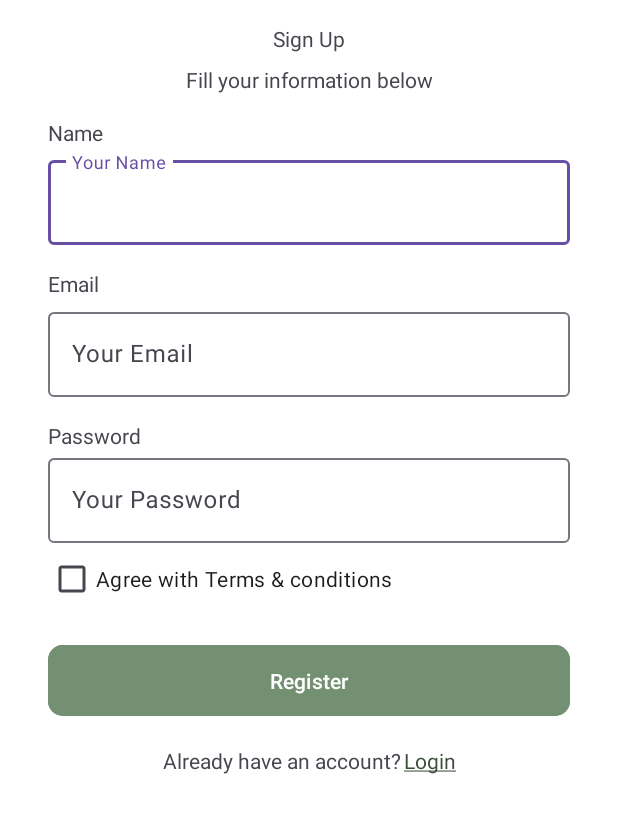
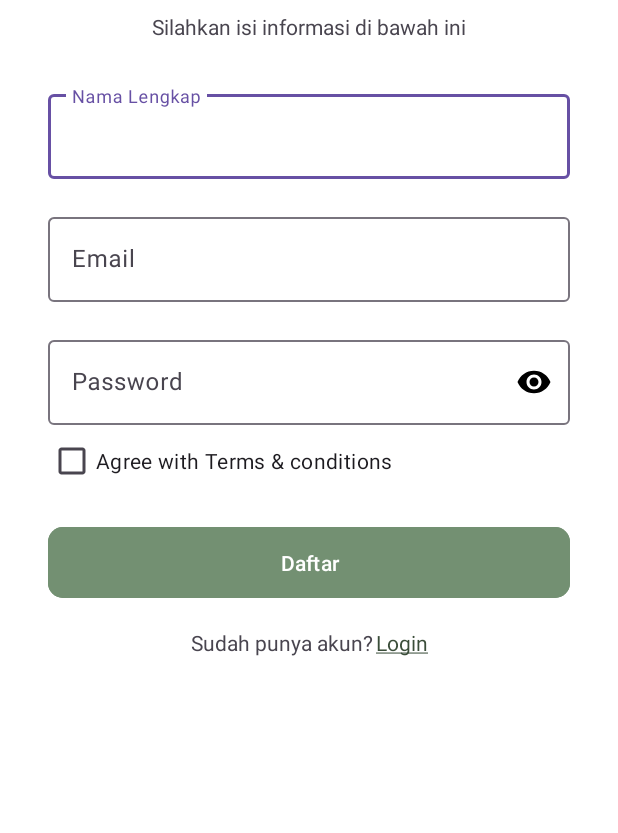
Before and after one commit to Hilda003/LoomiApp, an Android app: the screen it shows after launch (RegisterActivity), on a phone screen of 412 x 824 dp, the part 237-1070 px from its top. Run offline under Robolectric (Android 15) with nearby library versions, the phone set to English and light mode, and no system bars; our stand-ins replace Firebase (no records; nobody signed in at launch, a user with empty details on screens opened directly).

Commit message:
implementation login, register, progressbar, and update UI.

```diff
--- a/app/src/main/AndroidManifest.xml
+++ b/app/src/main/AndroidManifest.xml
@@ -12,7 +12,8 @@
         android:label="@string/app_name"
         android:roundIcon="@mipmap/ic_launcher_round"
         android:supportsRtl="true"
-        android:theme="@style/Theme.Loomi">
+        android:theme="@style/Theme.Loomi"
+        tools:targetApi="33">
         <activity
             android:name=".ui.auth.LoginActivity"
             android:exported="false" />
--- a/app/src/main/java/com/example/loomi/MainActivity.kt
+++ b/app/src/main/java/com/example/loomi/MainActivity.kt
@@ -1,4 +1,5 @@
 package com.example.loomi
+
 
 import android.os.Bundle
 import androidx.activity.enableEdgeToEdge
@@ -12,9 +13,12 @@ import com.example.loomi.ui.profile.ProfileFragment
 import com.example.loomi.ui.course.FragmentCourse
 import com.example.loomi.ui.home.HomeFragment
 
+
+
 class MainActivity : AppCompatActivity() {
     private lateinit var binding : ActivityMainBinding
     private lateinit var fragmentManager: FragmentManager
+
 
     override fun onCreate(savedInstanceState: Bundle?) {
         super.onCreate(savedInstanceState)
--- a/app/src/main/java/com/example/loomi/ui/auth/LoginViewModel.kt
+++ b/app/src/main/java/com/example/loomi/ui/auth/LoginViewModel.kt
@@ -1,3 +1,35 @@
 package com.example.loomi.ui.auth
 
-class LoginViewModel
+
+
+import androidx.lifecycle.LiveData
+import androidx.lifecycle.MutableLiveData
+import androidx.lifecycle.ViewModel
+import com.example.loomi.utils.State
+import com.google.firebase.auth.FirebaseAuth
+
+
+class LoginViewModel : ViewModel() {
+    private val auth: FirebaseAuth = FirebaseAuth.getInstance()
+
+    private val _loginState = MutableLiveData<State<String>>()
+    val loginState: LiveData<State<String>> = _loginState
+
+    fun loginUser(email: String, password: String) {
+        if (email.isEmpty() || password.isEmpty()) {
+            _loginState.value = State.Error("Please enter email and password")
+            return
+        }
+
+        _loginState.value = State.Loading
+
+        auth.signInWithEmailAndPassword(email, password)
+            .addOnCompleteListener { task ->
+                if (task.isSuccessful) {
+                    _loginState.value = State.Success("Login successful!")
+                } else {
+                    _loginState.value = State.Error(task.exception?.message ?: "Login failed")
+                }
+            }
+    }
+}
--- a/app/src/main/java/com/example/loomi/ui/splashscreen/SplashScreenActivity.kt
+++ b/app/src/main/java/com/example/loomi/ui/splashscreen/SplashScreenActivity.kt
@@ -10,13 +10,17 @@ import androidx.activity.enableEdgeToEdge
 import androidx.appcompat.app.AppCompatActivity
 import androidx.core.view.ViewCompat
 import androidx.core.view.WindowInsetsCompat
+import com.example.loomi.MainActivity
 import com.example.loomi.R
 import com.example.loomi.databinding.ActivitySplashScreenBinding
+import com.example.loomi.ui.auth.LoginActivity
 import com.example.loomi.ui.auth.RegisterActivity
+import com.google.firebase.auth.FirebaseAuth
 
 @SuppressLint("CustomSplashScreen")
 class SplashScreenActivity : AppCompatActivity() {
     private lateinit var binding: ActivitySplashScreenBinding
+    private val auth = FirebaseAuth.getInstance()
     override fun onCreate(savedInstanceState: Bundle?) {
         super.onCreate(savedInstanceState)
         enableEdgeToEdge()
@@ -38,5 +42,13 @@ class SplashScreenActivity : AppCompatActivity() {
             finish()
 
         }, 3000)
+
+        val user = auth.currentUser
+        if (user != null) {
+            startActivity(Intent(this, MainActivity::class.java))
+        } else {
+            startActivity(Intent(this, LoginActivity::class.java))
+        }
+        finish()
     }
-}
+    }
--- a/app/src/main/res/layout/activity_register.xml
+++ b/app/src/main/res/layout/activity_register.xml
@@ -9,116 +9,83 @@
     android:background="@color/white"
     tools:context=".ui.auth.RegisterActivity">
 
-
     <ImageView
         android:id="@+id/logo"
         android:layout_width="wrap_content"
         android:layout_height="wrap_content"
         android:layout_marginTop="62dp"
+        android:contentDescription="@string/logo"
         app:layout_constraintEnd_toEndOf="parent"
         app:layout_constraintStart_toStartOf="parent"
         app:layout_constraintTop_toTopOf="parent"
         app:srcCompat="@drawable/ic_logo" />
 
     <TextView
-        android:id="@+id/textView"
-        android:layout_width="wrap_content"
-        android:layout_height="wrap_content"
-        android:layout_marginTop="16dp"
-        android:text="Sign Up"
-        app:layout_constraintEnd_toEndOf="parent"
-        app:layout_constraintStart_toStartOf="parent"
-        app:layout_constraintTop_toBottomOf="@+id/logo" />
-
-    <TextView
         android:id="@+id/textView2"
         android:layout_width="wrap_content"
         android:layout_height="wrap_content"
         android:layout_marginTop="8dp"
-        android:text="Fill your information below"
+        android:text="@string/fill_your_information_below"
         app:layout_constraintEnd_toEndOf="parent"
         app:layout_constraintStart_toStartOf="parent"
-        app:layout_constraintTop_toBottomOf="@+id/textView" />
-
-    <TextView
-        android:id="@+id/textView3"
-        android:layout_width="wrap_content"
-        android:layout_height="wrap_content"
-        android:layout_marginStart="32dp"
-        android:layout_marginTop="16dp"
-        android:text="Name"
-        app:layout_constraintStart_toStartOf="parent"
-        app:layout_constraintTop_toBottomOf="@+id/textView2" />
+        app:layout_constraintTop_toBottomOf="@+id/logo" />
 
     <com.google.android.material.textfield.TextInputLayout
         android:id="@+id/textInputLayout"
         android:layout_width="match_parent"
         android:layout_height="wrap_content"
         android:layout_marginStart="32dp"
-        android:layout_marginTop="3dp"
+        android:layout_marginTop="30dp"
         android:layout_marginEnd="32dp"
         app:layout_constraintEnd_toEndOf="parent"
         app:layout_constraintStart_toStartOf="parent"
-        app:layout_constraintTop_toBottomOf="@+id/textView3">
+        app:layout_constraintTop_toBottomOf="@+id/textView2">
 
         <com.google.android.material.textfield.TextInputEditText
             android:layout_width="match_parent"
             android:layout_height="wrap_content"
-            android:hint="Your Name" />
+            android:hint="@string/your_name" />
     </com.google.android.material.textfield.TextInputLayout>
 
-    <TextView
-        android:id="@+id/textView5"
-        android:layout_width="wrap_content"
-        android:layout_height="wrap_content"
-        android:layout_marginStart="32dp"
-        android:layout_marginTop="16dp"
-        android:text="Email"
-        app:layout_constraintStart_toStartOf="parent"
-        app:layout_constraintTop_toBottomOf="@+id/textInputLayout" />
-
     <com.google.android.material.textfield.TextInputLayout
-        android:id="@+id/textInputLayout2"
+        android:id="@+id/et_email"
         android:layout_width="match_parent"
         android:layout_height="wrap_content"
         android:layout_marginStart="32dp"
-        android:layout_marginTop="4dp"
+        android:layout_marginTop="20dp"
         android:layout_marginEnd="32dp"
         app:layout_constraintEnd_toEndOf="parent"
         app:layout_constraintHorizontal_bias="1.0"
         app:layout_constraintStart_toStartOf="parent"
-        app:layout_constraintTop_toBottomOf="@+id/textView5">
+        app:layout_constraintTop_toBottomOf="@+id/textInputLayout">
 
         <com.google.android.material.textfield.TextInputEditText
             android:layout_width="match_parent"
             android:layout_height="wrap_content"
-            android:hint="Your Email" />
+            android:hint="@string/your_email" />
     </com.google.android.material.textfield.TextInputLayout>
 
-    <TextView
-        android:id="@+id/txt_password"
-        android:layout_width="wrap_content"
-        android:layout_height="wrap_content"
-        android:layout_marginStart="32dp"
-        android:layout_marginTop="16dp"
-        android:text="Password"
-        app:layout_constraintStart_toStartOf="parent"
-        app:layout_constraintTop_toBottomOf="@+id/textInputLayout2" />
+
 
     <com.google.android.material.textfield.TextInputLayout
-        android:id="@+id/textInputLayout3"
+        android:id="@+id/et_password"
         android:layout_width="match_parent"
         android:layout_height="wrap_content"
         android:layout_marginStart="32dp"
         android:layout_marginEnd="32dp"
+        android:layout_marginTop="20dp"
+        android:hint="@string/your_password"
         app:layout_constraintEnd_toEndOf="parent"
         app:layout_constraintStart_toStartOf="parent"
-        app:layout_constraintTop_toBottomOf="@+id/txt_password">
+        app:layout_constraintTop_toBottomOf="@+id/et_email"
+        app:endIconMode="password_toggle"
+        app:endIconTint="@color/black">
 
         <com.google.android.material.textfield.TextInputEditText
+            android:id="@+id/etPasswordInput"
             android:layout_width="match_parent"
             android:layout_height="wrap_content"
-            android:hint="Your Password" />
+            android:inputType="textPassword"/>
     </com.google.android.material.textfield.TextInputLayout>
 
     <CheckBox
@@ -128,7 +95,18 @@
         android:layout_marginStart="32dp"
         android:text="@string/agree_with_terms_and_conditions"
         app:layout_constraintStart_toStartOf="parent"
-        app:layout_constraintTop_toBottomOf="@+id/textInputLayout3" />
+        app:layout_constraintTop_toBottomOf="@+id/et_password" />
+
+    <ProgressBar
+        android:id="@+id/progressBar"
+        android:layout_width="wrap_content"
+        android:layout_height="wrap_content"
+        android:layout_centerInParent="true"
+        android:visibility="gone"
+        app:layout_constraintEnd_toEndOf="parent"
+        app:layout_constraintStart_toStartOf="parent"
+        app:layout_constraintTop_toBottomOf="@+id/checkBox" />
+
 
     <com.google.android.material.button.MaterialButton
         android:id="@+id/btn_register"
@@ -139,6 +117,7 @@
         android:layout_marginEnd="32dp"
         android:backgroundTint="@color/green"
         android:text="@string/register"
+        android:textColor="@color/white"
         app:cornerRadius="10dp"
         app:layout_constraintEnd_toEndOf="parent"
         app:layout_constraintStart_toStartOf="parent"
--- a/app/src/main/res/values/strings.xml
+++ b/app/src/main/res/values/strings.xml
@@ -7,13 +7,13 @@
     <string name="hello_blank_fragment">Hello blank fragment</string>
     <string name="profile_fragment">Profile Fragment</string>
     <string name="sign_in"><u>Login</u></string>
-    <string name="already_have_an_account">Already have an account?</string>
-    <string name="sign_up"><u>Register</u></string>
-    <string name="don_t_have_an_account">Don’t have an account?</string>
-    <string name="register">Register</string>
-    <string name="login">Login</string>
+    <string name="already_have_an_account">Sudah punya akun?</string>
+    <string name="sign_up"><u>Daftar</u></string>
+    <string name="don_t_have_an_account">Belum punya akun?</string>
+    <string name="register">Daftar</string>
+    <string name="login">Masuk</string>
     <string name="agree_with_terms_and_conditions"><![CDATA[Agree with Terms & conditions]]></string>
-    <string name="name">Name</string>
+    <string name="name">Nama</string>
     <string name="hallo">👋 Hallo,</string>
     <string name="great_to_see_you_again">Great to see you again!</string>
     <string name="txt_title_articles">Data structures and Algorithms are used in Android’s Architecture and Components</string>
@@ -89,5 +89,16 @@
     <string name="next_material">Materi selanjutnya</string>
     <string name="while_and_do_while">While and Do While</string>
     <string name="description_kotlin">Deskripsi kelas Kotlin di sini...</string>
+    <string name="your_password">Password</string>
+    <string name="password">Kata sandi</string>
+    <string name="your_email">Email</string>
+    <string name="hi_welcome_back">Hi, Welcome Back</string>
+    <string name="email">Email</string>
+    <string name="logo">Logo</string>
+    <string name="create_account">Buat akun baru</string>
+    <string name="fill_your_information_below">Silahkan isi informasi di bawah ini</string>
+    <string name="your_name">Nama Lengkap</string>
+    <string name="johndoe_gmail_com">Johndoe@gmail.com</string>
+    <string name="show_hide_password">show hidden</string>
 
 </resources>
```
Also changed, not shown: app/src/main/java/com/example/loomi/ui/auth/LoginActivity.kt (+35 -6 lines), app/src/main/java/com/example/loomi/ui/auth/RegisterActivity.kt (+42 -3 lines), app/src/main/java/com/example/loomi/ui/auth/RegisterViewModel.kt (+44 -1 lines), app/src/main/java/com/example/loomi/ui/profile/ProfileFragment.kt (+28 -30 lines), app/src/main/java/com/example/loomi/utils/State.kt (added, +8 -0 lines), app/src/main/res/layout/activity_login.xml (+31 -41 lines), app/src/main/res/layout/fragment_profile.xml (+3 -7 lines).
